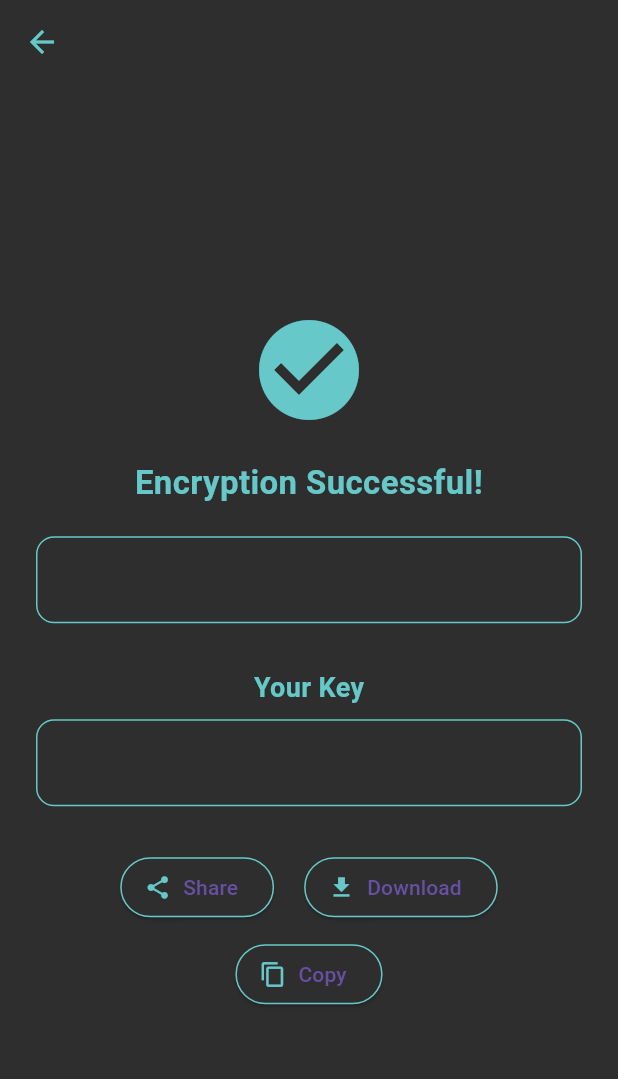
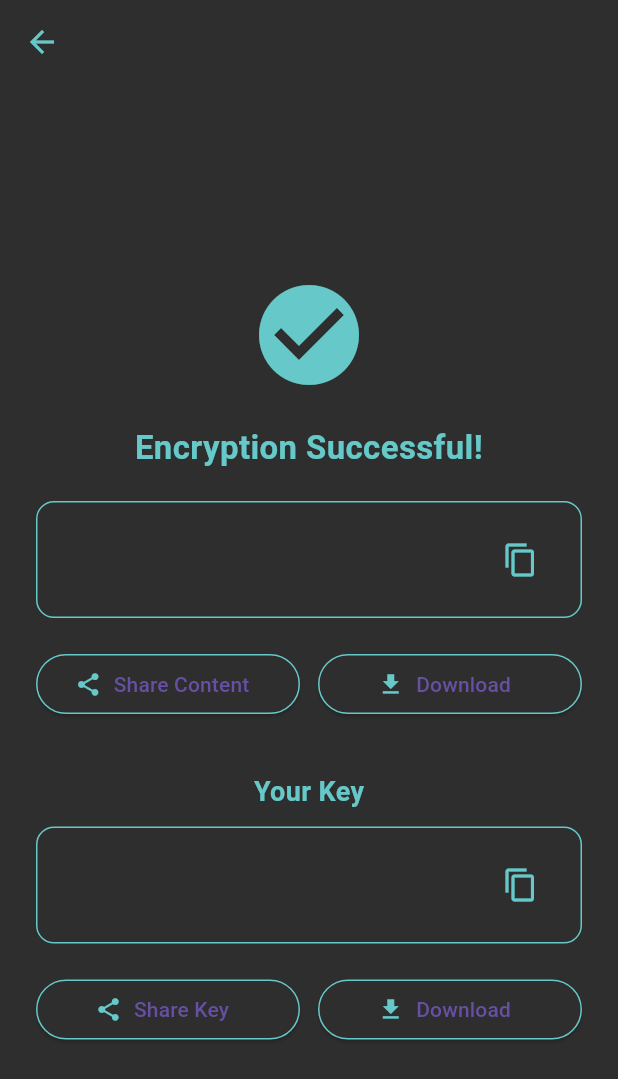
Before and after one commit to reemk2k-rgb/enigma, a Flutter app: the EncryptionSuccessPage screen opened directly with empty values, on a phone screen of 412 x 824 dp. Shown: the top 1079 px of the screen. Run offline on Flutter 3.47's test engine with Material 3 defaults, Android fonts, the phone set to English and light mode, and no system bars; our stand-ins replace file_picker, flutter_secure_storage, share_plus, shared_preferences; accounts and stored records are empty.

Commit message:
تحديث الملفات الجديدة

```diff
--- a/lib/pages/encrypt_page_normal.dart
+++ b/lib/pages/encrypt_page_normal.dart
@@ -19,13 +19,11 @@ class _EncryptPageNormalState extends State<EncryptPageNormal> {
   final TextEditingController _textController = TextEditingController();
   bool isLoading = false;
 
-
   final List<String> encryptionTypes = [
     "AES-CBC",
     "ChaCha-Poly1305",
     "Hybrid Encryption (Recommended)",
   ];
-
 
   // ---------------------------------------------------------
   // POPUP: WIFI PASSWORD
@@ -123,6 +121,7 @@ class _EncryptPageNormalState extends State<EncryptPageNormal> {
               TextField(
                 controller: urlController,
                 style: const TextStyle(color: Colors.white),
+
                 decoration: const InputDecoration(
                   labelText: "Enter URL",
                   labelStyle: TextStyle(color: Color(0xFF66C8C8)),
@@ -352,7 +351,7 @@ class _EncryptPageNormalState extends State<EncryptPageNormal> {
 
                   TextField(
                     controller: _textController,
-                    maxLines: null, // النص غير محدود
+                    maxLines: null,
                     style: const TextStyle(color: Colors.white),
                     decoration: const InputDecoration(
                       hintText: "Write or paste your data here...",
--- a/lib/pages/encryption_success_page.dart
+++ b/lib/pages/encryption_success_page.dart
@@ -16,26 +16,53 @@ class EncryptionSuccessPage extends StatelessWidget {
     required this.algorithm,
   });
 
-  Future<void> _downloadText(BuildContext context) async {
+  // ---------------------- CONTENT DOWNLOAD ----------------------
+  Future<void> _downloadContent(BuildContext context) async {
     try {
       final directory = await getApplicationDocumentsDirectory();
-      final file = File("${directory.path}/encrypted_text.txt");
+      final file = File("${directory.path}/encrypted_content.txt");
       await file.writeAsString(encryptedText);
 
       ScaffoldMessenger.of(context).showSnackBar(
-        SnackBar(content: Text("File saved at: ${file.path}")),
+        SnackBar(content: Text("Content saved at: ${file.path}")),
       );
     } catch (e) {
       ScaffoldMessenger.of(context).showSnackBar(
-        const SnackBar(content: Text("Failed to save file")),
+        const SnackBar(content: Text("Failed to save content")),
       );
     }
   }
 
-  Future<void> _copyToClipboard(BuildContext context) async {
+  // ---------------------- KEY DOWNLOAD ----------------------
+  Future<void> _downloadKey(BuildContext context) async {
+    try {
+      final directory = await getApplicationDocumentsDirectory();
+      final file = File("${directory.path}/encryption_key.txt");
+      await file.writeAsString(encryptionKey);
+
+      ScaffoldMessenger.of(context).showSnackBar(
+        SnackBar(content: Text("Key saved at: ${file.path}")),
+      );
+    } catch (e) {
+      ScaffoldMessenger.of(context).showSnackBar(
+        const SnackBar(content: Text("Failed to save key")),
+      );
+    }
+  }
+
+  // ---------------------- COPY CONTENT ----------------------
+  Future<void> _copyContent(BuildContext context) async {
     await Clipboard.setData(ClipboardData(text: encryptedText));
     ScaffoldMessenger.of(context).showSnackBar(
-      const SnackBar(content: Text("Copied to Clipboard")),
+      const SnackBar(content: Text("Content copied")),
+    );
+  }
+
+  // ---------------------- COPY KEY ----------------------
+  Future<void> _copyKey(BuildContext context) async {
+    await Clipboard.setData(ClipboardData(text: encryptionKey));
+    ScaffoldMessenger.of(context).showSnackBar(
+      const SnackBar(content: Text("Key copied")),
     );
   }
 
@@ -59,6 +86,7 @@ class EncryptionSuccessPage extends StatelessWidget {
             children: [
               const Icon(Icons.check_circle, color: Color(0xFF66C8C8), size: 80),
               const SizedBox(height: 20),
+
               const Text(
                 "Encryption Successful!",
                 textAlign: TextAlign.center,
@@ -68,23 +96,61 @@ class EncryptionSuccessPage extends StatelessWidget {
                   fontWeight: FontWeight.bold,
                 ),
               ),
+
               const SizedBox(height: 20),
 
+              // ---------------------- CONTENT BOX + COPY ICON ----------------------
               Container(
                 width: double.infinity,
-                padding: const EdgeInsets.all(16),
+                padding: const EdgeInsets.symmetric(horizontal: 16, vertical: 14),
                 decoration: BoxDecoration(
                   border: Border.all(color: Color(0xFF66C8C8)),
                   borderRadius: BorderRadius.circular(12),
                 ),
+                child: Row(
+                  children: [
+                    Expanded(
                       child: SelectableText(
                         encryptedText,
                         textAlign: TextAlign.center,
                         style: const TextStyle(color: Colors.white),
                       ),
                     ),
+                    IconButton(
+                      icon: const Icon(Icons.copy, color: Color(0xFF66C8C8)),
+                      onPressed: () => _copyContent(context),
+                    ),
+                  ],
+                ),
+              ),
 
-              const SizedBox(height: 30),
+              const SizedBox(height: 20),
+
+              // ---------------------- SHARE + DOWNLOAD CONTENT ----------------------
+              Row(
+                mainAxisAlignment: MainAxisAlignment.center,
+                children: [
+                  Expanded(
+                    child: ElevatedButton.icon(
+                      onPressed: () => Share.share(encryptedText),
+                      icon: const Icon(Icons.share, color: Color(0xFF66C8C8)),
+                      label: const Text("Share Content"),
+                      style: _btn,
+                    ),
+                  ),
+                  const SizedBox(width: 12),
+                  Expanded(
+                    child: ElevatedButton.icon(
+                      onPressed: () => _downloadContent(context),
+                      icon: const Icon(Icons.download, color: Color(0xFF66C8C8)),
+                      label: const Text("Download"),
+                      style: _btn,
+                    ),
+                  ),
+                ],
+              ),
+
+              const SizedBox(height: 35),
 
               const Text(
                 "Your Key",
@@ -94,54 +160,54 @@ class EncryptionSuccessPage extends StatelessWidget {
                   fontWeight: FontWeight.bold,
                 ),
               ),
-              const SizedBox(height: 8),
 
+              const SizedBox(height: 10),
+
+              // ---------------------- KEY BOX + COPY ICON ----------------------
               Container(
                 width: double.infinity,
-                padding: const EdgeInsets.all(16),
+                padding: const EdgeInsets.symmetric(horizontal: 16, vertical: 14),
                 decoration: BoxDecoration(
                   border: Border.all(color: Color(0xFF66C8C8)),
                   borderRadius: BorderRadius.circular(12),
                 ),
+                child: Row(
+                  children: [
+                    Expanded(
                       child: SelectableText(
                         encryptionKey,
                         textAlign: TextAlign.center,
                         style: const TextStyle(color: Colors.white),
                       ),
                     ),
-
-              const SizedBox(height: 30),
-
-              Wrap(
-                alignment: WrapAlignment.center,
-                spacing: 20,
-                runSpacing: 10,
-                children: [
-                  ElevatedButton.icon(
-                    onPressed: () => Share.share(encryptedText),
-                    icon: const Icon(Icons.share, color: Color(0xFF66C8C8)),
-                    label: const Text("Share"),
-                    style: ElevatedButton.styleFrom(
-                      backgroundColor: const Color(0xFF2E2E2E),
-                      side: const BorderSide(color: Color(0xFF66C8C8)),
+                    IconButton(
+                      icon: const Icon(Icons.copy, color: Color(0xFF66C8C8)),
+                      onPressed: () => _copyKey(context),
+                    ),
+                  ],
                 ),
               ),
-                  ElevatedButton.icon(
-                    onPressed: () => _downloadText(context),
+
+              const SizedBox(height: 20),
+
+              // ---------------------- SHARE + DOWNLOAD KEY ----------------------
+              Row(
+                children: [
+                  Expanded(
+                    child: ElevatedButton.icon(
+                      onPressed: () => Share.share(encryptionKey),
+                      icon: const Icon(Icons.share, color: Color(0xFF66C8C8)),
+                      label: const Text("Share Key"),
+                      style: _btn,
+                    ),
+                  ),
+                  const SizedBox(width: 12),
+                  Expanded(
+                    child: ElevatedButton.icon(
+                      onPressed: () => _downloadKey(context),
                       icon: const Icon(Icons.download, color: Color(0xFF66C8C8)),
                       label: const Text("Download"),
-                    style: ElevatedButton.styleFrom(
-                      backgroundColor: const Color(0xFF2E2E2E),
-                      side: const BorderSide(color: Color(0xFF66C8C8)),
-                    ),
-                  ),
-                  ElevatedButton.icon(
-                    onPressed: () => _copyToClipboard(context),
-                    icon: const Icon(Icons.copy, color: Color(0xFF66C8C8)),
-                    label: const Text("Copy"),
-                    style: ElevatedButton.styleFrom(
-                      backgroundColor: const Color(0xFF2E2E2E),
-                      side: const BorderSide(color: Color(0xFF66C8C8)),
+                      style: _btn,
                     ),
                   ),
                 ],
@@ -152,4 +218,9 @@ class EncryptionSuccessPage extends StatelessWidget {
       ),
     );
   }
+
+  ButtonStyle get _btn => ElevatedButton.styleFrom(
+    backgroundColor: const Color(0xFF2E2E2E),
+    side: const BorderSide(color: Color(0xFF66C8C8)),
+  );
 }
```
Also changed, not shown: lib/pages/decrypt_page.dart (+35 -21 lines), lib/pages/decryption_success_page.dart (+33 -21 lines). Lines whose indentation alone changed are shown as unchanged.
